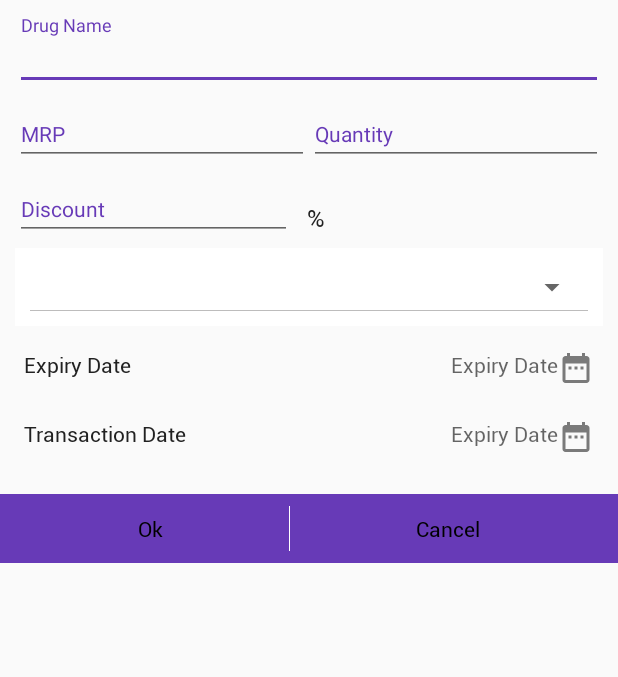
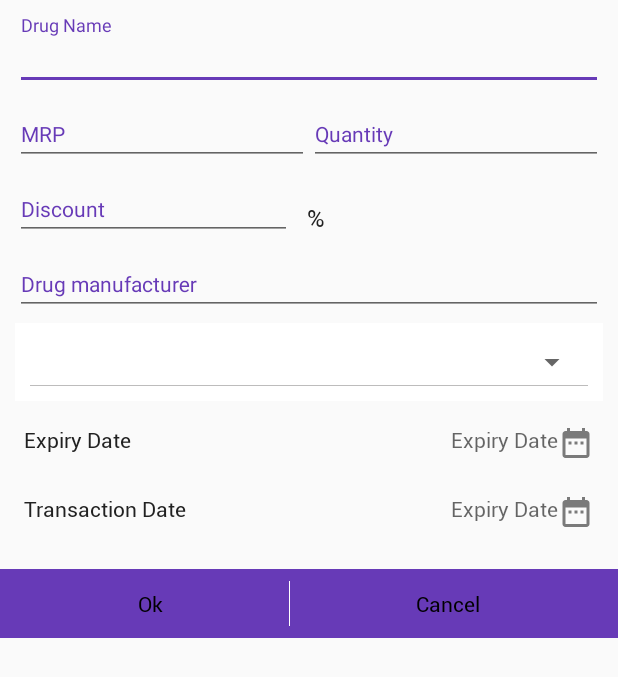
Before and after one commit to hasibul993/Inventory, an Android app: the layout add_drug.xml on its own in the app's theme, with its tools: preview values and no code run, on a phone screen of 412 x 824 dp. Shown: the top 677 px of the screen. Run offline under Robolectric (Android 15) with nearby library versions, the phone set to English and light mode, and no system bars.

Commit message:
drug add

```diff
--- a/app/src/main/java/com/inventory/Database/DatabaseAccess.java
+++ b/app/src/main/java/com/inventory/Database/DatabaseAccess.java
@@ -122,6 +122,8 @@ public class DatabaseAccess extends DatabaseHelper {
             if (drugModel.DrugCategory != null)
                 values.put(COLUMN_DRUG_CATEGORY, drugModel.DrugCategory);
 
+            if (drugModel.DrugManufacturer != null)
+                values.put(COLUMN_DRUG_MANUFACTURER, drugModel.DrugManufacturer);
 
             values.put(COLUMN_DRUG_MRP, drugModel.DrugMRP);
 
@@ -246,6 +248,7 @@ public class DatabaseAccess extends DatabaseHelper {
                 drugModel.DrugDiscountString = AppConstants.decimalFormatOnePlace.format(drugModel.DrugDiscount);
                 drugModel.DrugTransactionDate = cursor.getString(cursor.getColumnIndex(COLUMN_DRUG_TRANSACTION_DATE));
                 drugModel.DrugCategory = cursor.getString(cursor.getColumnIndex(COLUMN_DRUG_CATEGORY));
+                drugModel.DrugManufacturer = cursor.getString(cursor.getColumnIndex(COLUMN_DRUG_MANUFACTURER));
             }
         } catch (Exception ex) {
             ex.printStackTrace();
@@ -281,6 +284,7 @@ public class DatabaseAccess extends DatabaseHelper {
                     drugModel.DrugDiscountString = AppConstants.decimalFormatOnePlace.format(drugModel.DrugDiscount);
                     drugModel.DrugTransactionDate = cursor.getString(cursor.getColumnIndex(COLUMN_DRUG_TRANSACTION_DATE));
                     drugModel.DrugCategory = cursor.getString(cursor.getColumnIndex(COLUMN_DRUG_CATEGORY));
+                    drugModel.DrugManufacturer = cursor.getString(cursor.getColumnIndex(COLUMN_DRUG_MANUFACTURER));
                     drugModelArrayList.add(drugModel);
                     cursor.moveToNext();
                 }
--- a/app/src/main/java/com/inventory/Database/DatabaseHelper.java
+++ b/app/src/main/java/com/inventory/Database/DatabaseHelper.java
@@ -55,6 +55,7 @@ public class DatabaseHelper extends SQLiteOpenHelper {
     protected static final String COLUMN_DRUG_QUANTITY = "DrugQuantity";
     protected static final String COLUMN_DRUG_EXPIRY_DATE = "DrugExpiryDate";
     protected static final String COLUMN_DRUG_DISCOUNT = "DrugDiscount";
+    protected static final String COLUMN_DRUG_MANUFACTURER = "DrugManufacturer";
 
 
     public DatabaseHelper(Context context) {
@@ -177,6 +178,7 @@ public class DatabaseHelper extends SQLiteOpenHelper {
                 + COLUMN_DRUG_MRP + " REAL,"
                 + COLUMN_DRUG_QUANTITY + " TEXT,"
                 + COLUMN_DRUG_DISCOUNT + " REAL,"
+                + COLUMN_DRUG_MANUFACTURER + " TEXT,"
                 + COLUMN_DRUG_TRANSACTION_DATE + " TEXT,"
                 + "PRIMARY KEY (" + COLUMN_DRUG_ID + "))";
         //+ "PRIMARY KEY (" + COLUMN_USERGUID + "," + KEY_USER_ID_TRIMMED + "))";
--- a/app/src/main/java/com/inventory/Model/DrugModel.java
+++ b/app/src/main/java/com/inventory/Model/DrugModel.java
@@ -14,6 +14,8 @@ public class DrugModel {
 
     public String DrugCategory;
 
+    public String DrugManufacturer;
+
     public double DrugMRP;
 
     public String DrugMRPString;
--- a/app/src/main/res/layout/add_drug.xml
+++ b/app/src/main/res/layout/add_drug.xml
@@ -124,7 +124,7 @@
                             android:drawableBottom="@android:color/transparent"
                             android:ems="10"
                             android:hint="@string/drugDiscount"
-                            android:imeOptions="actionDone"
+                            android:imeOptions="actionNext"
                             android:inputType="numberDecimal"
                             android:singleLine="true"
                             android:textColor="@color/main_color_grey_900"
@@ -146,6 +146,28 @@
                         app:typeface="robotoRegular" />
 
                 </LinearLayout>
+
+                <android.support.design.widget.TextInputLayout
+                    android:id="@+id/manufacturerET_Hint"
+                    android:layout_width="match_parent"
+                    android:layout_height="wrap_content"
+                    android:textColorHint="@color/colorPrimary">
+
+                    <EditText
+                        android:id="@+id/manufacturerET"
+                        android:layout_width="match_parent"
+                        android:layout_height="wrap_content"
+                        android:cursorVisible="true"
+                        android:drawableBottom="@android:color/transparent"
+                        android:ems="10"
+                        android:hint="@string/drugManufacturer"
+                        android:imeOptions="actionDone"
+                        android:inputType="textCapWords|textAutoCorrect|textMultiLine"
+                        android:singleLine="true"
+                        android:textColor="@color/main_color_grey_900"
+                        android:textColorHint="@android:color/transparent"
+                        android:textSize="@dimen/body" />
+                </android.support.design.widget.TextInputLayout>
 
 
                 <RelativeLayout
--- a/app/src/main/res/values/strings.xml
+++ b/app/src/main/res/values/strings.xml
@@ -33,6 +33,7 @@
     <string name="drugExpiryDate">Expiry Date</string>
     <string name="drugBatchNumber">Quantity</string>
     <string name="drugTransactionDate">Transaction Date</string>
+    <string name="drugManufacturer">Drug manufacturer</string>
     <string name="percentageSymbol">%</string>
 
     <!--product toast-->
@@ -40,7 +41,9 @@
     <string name="enterDrugMRP">Enter MRP</string>
     <string name="enterDrugQuantity">Enter quantity</string>
     <string name="enterDrugDiscount">Enter discount</string>
+    <string name="enterDrugManufacturer">Enter drug manufacturer</string>
     <string name="chooseExpiryDate">Choose expiry date</string>
+    <string name="enterValidQuantity">Enter a valid quantity</string>
 
     <!--Drug category-->
     <string name="injection">Injection</string>
```
Also changed, not shown: app/src/main/java/com/inventory/Fragments/ProcurementFragment.java (+31 -11 lines), app/src/main/res/layout/procurement_adapter_row.xml (+9 -2 lines).
